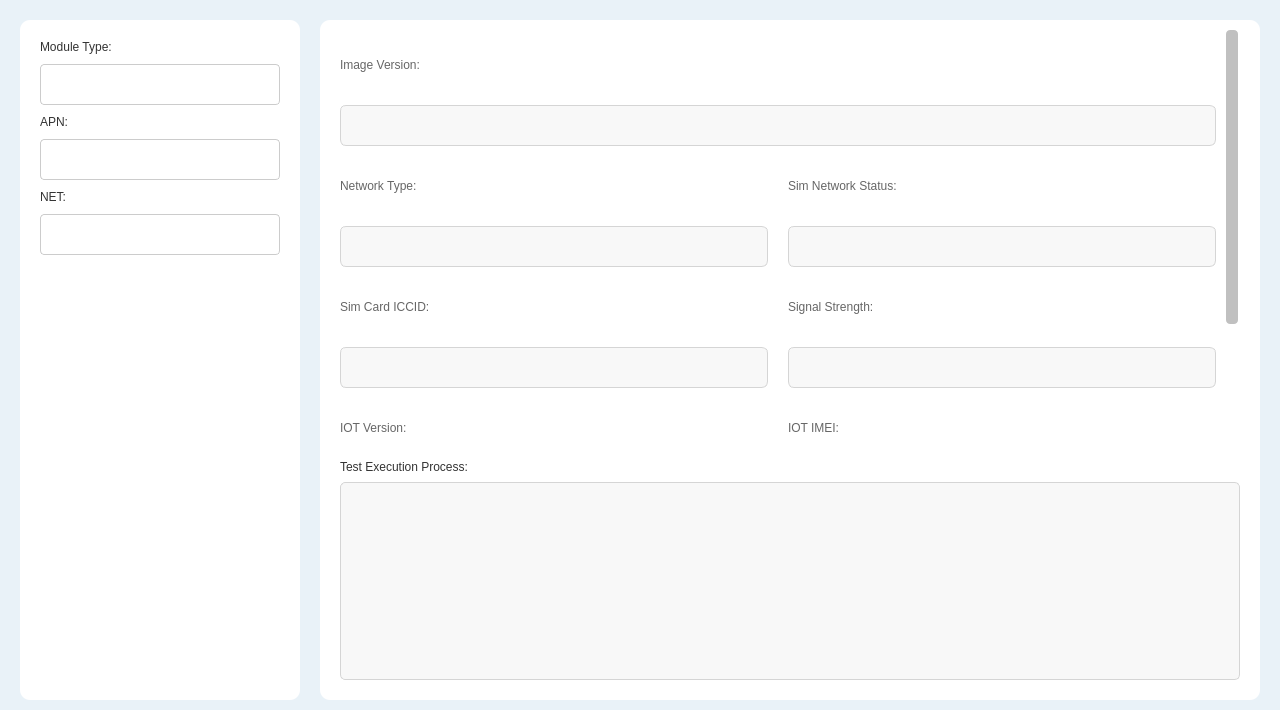
This is client/src/MainWnd.ui in 13007124563/ToolingBoardTest as Qt 5 draws it before an edit. The edited form follows.
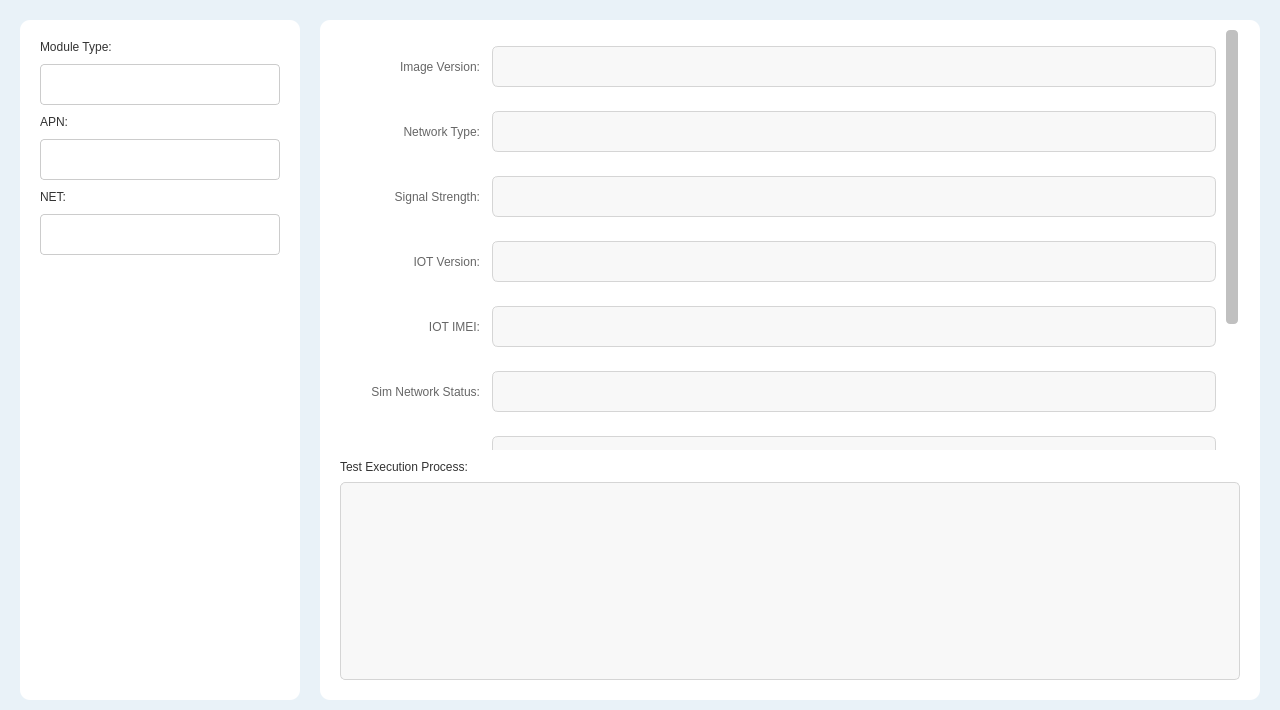
This is the edited form. Icons and pictures are not drawn.

Commit message: 表格改成行布局

What changed in the file:
```diff
--- a/client/src/MainWnd.ui
+++ b/client/src/MainWnd.ui
@@ -158,7 +158,7 @@
     height: 13px;
 }
 
-/* 右侧信息标签样式 */
+/* 右侧信息标签样式（表格式左列） */
 #scrollAreaWidgetContents QLabel {
     font: 12pt "微软雅黑";
     color: #666666;
@@ -330,7 +330,7 @@
               <height>600</height>
              </rect>
             </property>
-            <!-- 临时测试：内容最小高度大于可视区域，便于验证滚动 -->
+            <!-- 临时：内容最小高度大于可视区域，便于验证滚动 -->
             <property name="minimumSize">
              <size>
               <width>0</width>
@@ -342,104 +342,123 @@
              <property name="topMargin"><number>0</number></property>
              <property name="rightMargin"><number>8</number></property>
              <property name="bottomMargin"><number>0</number></property>
-             <property name="verticalSpacing"><number>5</number></property>
-             <property name="horizontalSpacing"><number>20</number></property>
-             <item row="0" column="0" colspan="2">
+             <property name="verticalSpacing"><number>8</number></property>
+             <property name="horizontalSpacing"><number>12</number></property>
+             <!-- 表格式：每行 左 Label | 右 QLineEdit -->
+             <item row="0" column="0">
               <widget class="QLabel" name="lb_version_info">
                <property name="text"><string>Image Version:</string></property>
+               <property name="alignment"><set>Qt::AlignRight|Qt::AlignVCenter</set></property>
+               <property name="minimumSize"><size><width>140</width><height>0</height></size></property>
               </widget>
              </item>
-             <item row="1" column="0" colspan="2">
+             <item row="0" column="1">
               <widget class="QLineEdit" name="lb_test_version">
                <property name="readOnly"><bool>true</bool></property>
                <property name="minimumSize"><size><width>0</width><height>35</height></size></property>
               </widget>
              </item>
-             <item row="2" column="0">
+             <item row="1" column="0">
               <widget class="QLabel" name="lb_network_info">
                <property name="text"><string>Network Type:</string></property>
+               <property name="alignment"><set>Qt::AlignRight|Qt::AlignVCenter</set></property>
+               <property name="minimumSize"><size><width>140</width><height>0</height></size></property>
+              </widget>
+             </item>
+             <item row="1" column="1">
+              <widget class="QLineEdit" name="lb_test_network_type">
+               <property name="readOnly"><bool>true</bool></property>
+               <property name="minimumSize"><size><width>0</width><height>35</height></size></property>
+              </widget>
+             </item>
+             <item row="2" column="0">
+              <widget class="QLabel" name="lb_rssi_info">
+               <property name="text"><string>Signal Strength:</string></property>
+               <property name="alignment"><set>Qt::AlignRight|Qt::AlignVCenter</set></property>
+               <property name="minimumSize"><size><width>140</width><height>0</height></size></property>
               </widget>
              </item>
              <item row="2" column="1">
-              <widget class="QLabel" name="lb_sim_network_info_label">
-               <property name="text"><string>Sim Network Status:</string></property>
+              <widget class="QLineEdit" name="lb_test_rssi">
+               <property name="readOnly"><bool>true</bool></property>
+               <property name="minimumSize"><size><width>0</width><height>35</height></size></property>
               </widget>
              </item>
              <item row="3" column="0">
-              <widget class="QLineEdit" name="lb_test_network_type">
-               <property name="readOnly"><bool>true</bool></property>
-               <property name="minimumSize"><size><width>0</width><height>35</height></size></property>
+              <widget class="QLabel" name="lb_iot_module_info">
+               <property name="text"><string>IOT Version:</string></property>
+               <property name="alignment"><set>Qt::AlignRight|Qt::AlignVCenter</set></property>
+               <property name="minimumSize"><size><width>140</width><height>0</height></size></property>
               </widget>
              </item>
              <item row="3" column="1">
-              <widget class="QLineEdit" name="lb_test_sim_network">
+              <widget class="QLineEdit" name="lb_test_iot_module_ver">
                <property name="readOnly"><bool>true</bool></property>
                <property name="minimumSize"><size><width>0</width><height>35</height></size></property>
               </widget>
              </item>
              <item row="4" column="0">
-              <widget class="QLabel" name="lb_iccid_info">
-               <property name="text"><string>Sim Card ICCID:</string></property>
+              <widget class="QLabel" name="lb_iot_imei_info">
+               <property name="text"><string>IOT IMEI:</string></property>
+               <property name="alignment"><set>Qt::AlignRight|Qt::AlignVCenter</set></property>
+               <property name="minimumSize"><size><width>140</width><height>0</height></size></property>
               </widget>
              </item>
              <item row="4" column="1">
-              <widget class="QLabel" name="lb_rssi_info">
-               <property name="text"><string>Signal Strength:</string></property>
+              <widget class="QLineEdit" name="lb_test_iot_imei">
+               <property name="readOnly"><bool>true</bool></property>
+               <property name="minimumSize"><size><width>0</width><height>35</height></size></property>
               </widget>
              </item>
              <item row="5" column="0">
-              <widget class="QLineEdit" name="lb_test_iccid">
-               <property name="readOnly"><bool>true</bool></property>
-               <property name="minimumSize"><size><width>0</width><height>35</height></size></property>
+              <widget class="QLabel" name="lb_sim_network_info_label">
+               <property name="text"><string>Sim Network Status:</string></property>
+               <property name="alignment"><set>Qt::AlignRight|Qt::AlignVCenter</set></property>
+               <property name="minimumSize"><size><width>140</width><height>0</height></size></property>
               </widget>
              </item>
              <item row="5" column="1">
-              <widget class="QLineEdit" name="lb_test_rssi">
+              <widget class="QLineEdit" name="lb_test_sim_network">
                <property name="readOnly"><bool>true</bool></property>
                <property name="minimumSize"><size><width>0</width><height>35</height></size></property>
               </widget>
              </item>
              <item row="6" column="0">
-              <widget class="QLabel" name="lb_iot_module_info">
-               <property name="text"><string>IOT Version:</string></property>
+              <widget class="QLabel" name="lb_iccid_info">
+               <property name="text"><string>Sim Card ICCID:</string></property>
+               <property name="alignment"><set>Qt::AlignRight|Qt::AlignVCenter</set></property>
+               <property name="minimumSize"><size><width>140</width><height>0</height></size></property>
               </widget>
              </item>
              <item row="6" column="1">
-              <widget class="QLabel" name="lb_iot_imei_info">
-               <property name="text"><string>IOT IMEI:</string></property>
+              <widget class="QLineEdit" name="lb_test_iccid">
+               <property name="readOnly"><bool>true</bool></property>
+               <property name="minimumSize"><size><width>0</width><height>35</height></size></property>
               </widget>
              </item>
+             <!-- 临时测试行：验证滚动区上下滚动 -->
              <item row="7" column="0">
-              <widget class="QLineEdit" name="lb_test_iot_module_ver">
-               <property name="readOnly"><bool>true</bool></property>
-               <property name="minimumSize"><size><width>0</width><height>35</height></size></property>
-              </widget>
-             </item>
-             <item row="7" column="1">
-              <widget class="QLineEdit" name="lb_test_iot_imei">
-               <property name="readOnly"><bool>true</bool></property>
-               <property name="minimumSize"><size><width>0</width><height>35</height></size></property>
-              </widget>
-             </item>
-             <!-- 临时测试行：与上方字段共用 #scrollAreaWidgetContents 样式 -->
-             <item row="8" column="0">
               <widget class="QLabel" name="lb_test1_info">
                <property name="text"><string>test1:</string></property>
+               <property name="alignment"><set>Qt::AlignRight|Qt::AlignVCenter</set></property>
+               <property name="minimumSize"><size><width>140</width><height>0</height></size></property>
               </widget>
              </item>
-             <item row="8" column="1">
-              <widget class="QLabel" name="lb_test2_info">
-               <property name="text"><string>test2:</string></property>
-              </widget>
-             </item>
-             <item row="9" column="0">
+             <item row="7" column="1">
               <widget class="QLineEdit" name="lb_test_test1">
                <property name="readOnly"><bool>true</bool></property>
                <property name="minimumSize"><size><width>0</width><height>35</height></size></property>
                <property name="text"><string>test1</string></property>
               </widget>
              </item>
-             <item row="9" column="1">
+             <item row="8" column="0">
+              <widget class="QLabel" name="lb_test2_info">
+               <property name="text"><string>test2:</string></property>
+               <property name="alignment"><set>Qt::AlignRight|Qt::AlignVCenter</set></property>
+               <property name="minimumSize"><size><width>140</width><height>0</height></size></property>
+              </widget>
+             </item>
+             <item row="8" column="1">
               <widget class="QLineEdit" name="lb_test_test2">
                <property name="readOnly"><bool>true</bool></property>
                <property name="minimumSize"><size><width>0</width><height>35</height></size></property>
```
The commit also changes 1 other file.
